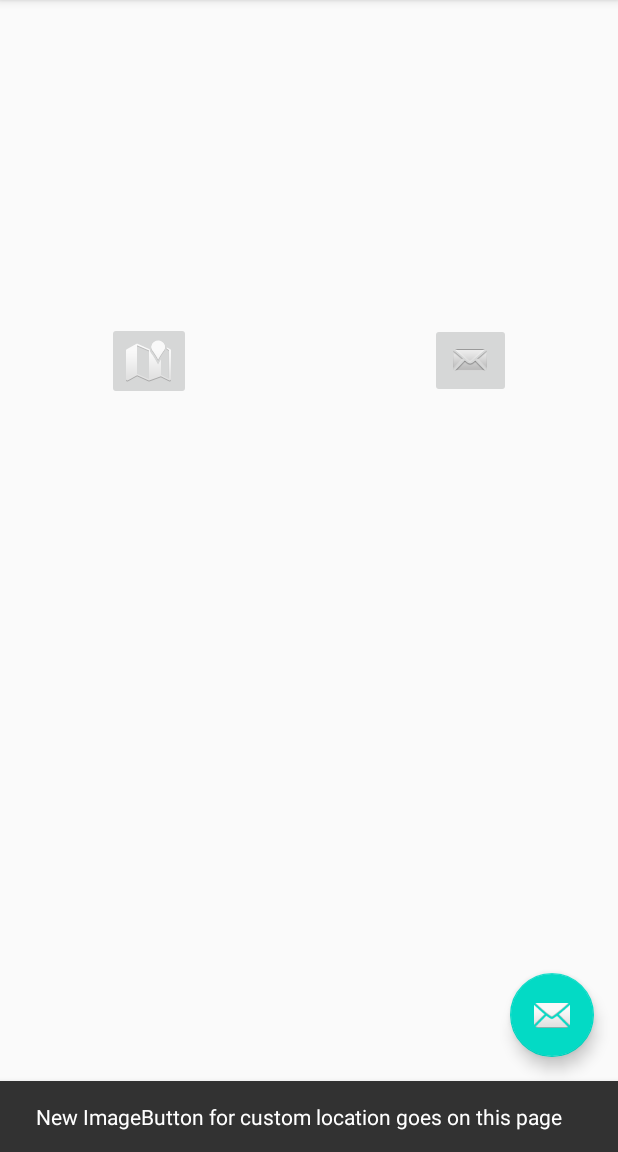
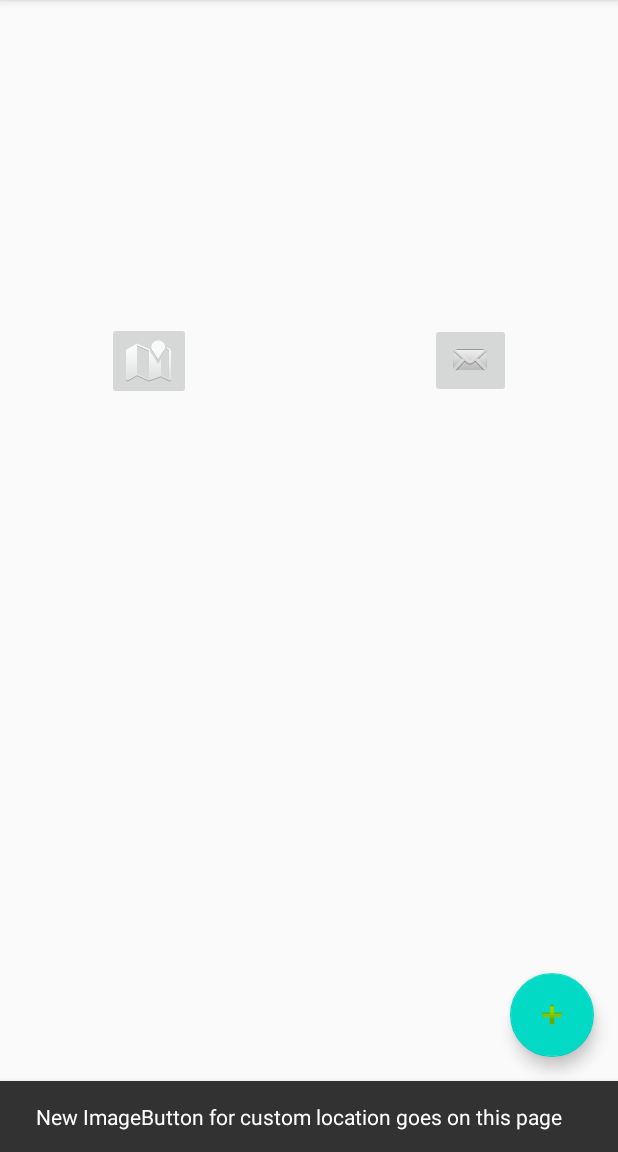
Before and after one commit to TsatsuAmable/CORVIDPiLOT_android, an Android app: the screen it shows after launch (MainActivity), after a tap on an icon or button, on a phone screen of 412 x 824 dp, the part 84-1236 px from its top. Run offline under Robolectric (Android 15) with nearby library versions, the phone set to English and light mode, and no system bars.

```diff
--- a/app/src/main/res/layout/activity_main.xml
+++ b/app/src/main/res/layout/activity_main.xml
@@ -28,6 +28,6 @@
         android:layout_height="wrap_content"
         android:layout_gravity="bottom|end"
         android:layout_margin="@dimen/fab_margin"
-        app:srcCompat="@android:drawable/ic_dialog_email" />
+        app:srcCompat="@android:drawable/ic_input_add" />
 
 </androidx.coordinatorlayout.widget.CoordinatorLayout>
--- a/app/src/main/res/layout/fragment_first.xml
+++ b/app/src/main/res/layout/fragment_first.xml
@@ -6,7 +6,15 @@
     android:layout_height="match_parent"
     tools:context=".HomeFragment">
 
+        <ScrollView
+            android:layout_width="match_parent"
+            android:layout_height="match_parent">
 
+            <LinearLayout
+                android:layout_width="match_parent"
+                android:layout_height="wrap_content"
+                android:orientation="vertical" />
+        </ScrollView>
     <ImageButton
         android:id="@+id/locationsButton"
         android:layout_width="wrap_content"
@@ -18,7 +26,8 @@
         app:layout_constraintStart_toStartOf="parent"
         app:layout_constraintTop_toBottomOf="@id/locationsButton"
         app:layout_constraintVertical_bias="0.3"
-        tools:ignore="NotSibling" />
+        tools:ignore="NotSibling"
+        android:contentDescription="@string/locationsButton"/>
 
     <ImageButton
         android:id="@+id/messagesButton"
@@ -31,6 +40,7 @@
         app:layout_constraintStart_toStartOf="parent"
         app:layout_constraintTop_toBottomOf="@id/messagesButton"
         app:layout_constraintVertical_bias="0.3"
-        tools:ignore="NotSibling" />
+        tools:ignore="NotSibling"
+        android:contentDescription="@string/messagesButton"/>
 
 </androidx.constraintlayout.widget.ConstraintLayout>
--- a/app/src/main/res/values/strings.xml
+++ b/app/src/main/res/values/strings.xml
@@ -28,4 +28,7 @@
     <string name="attachment_summary_on">Automatically download attachments for incoming emails
     </string>
     <string name="attachment_summary_off">Only download attachments when manually requested</string>
+
+    <string name="messagesButton">Go to your in app messages</string>
+    <string name="locationsButton">Log your locations</string>
 </resources>
```
Also changed, not shown: app/src/main/java/services/LocationService.java (added, +8 -0 lines), app/src/main/res/drawable/ic_baseline_announcement_24.xml (added, +10 -0 lines), app/src/main/res/drawable/ic_baseline_home_24.xml (added, +10 -0 lines), app/src/main/res/drawable/ic_baseline_location_on_24.xml (added, +10 -0 lines), app/src/main/res/drawable/ic_baseline_map_24.xml (added, +10 -0 lines).
